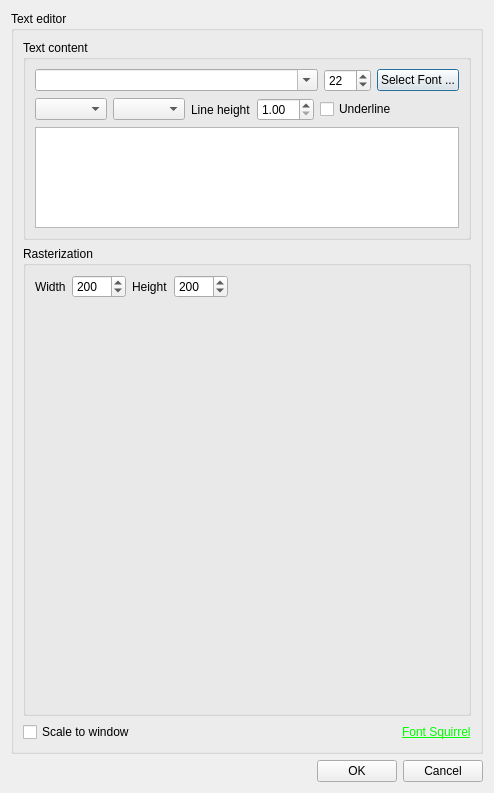
Before: the Qt Designer form editor/gui/dlgtext.ui in ensisoft/detonator, drawn with Qt 5.
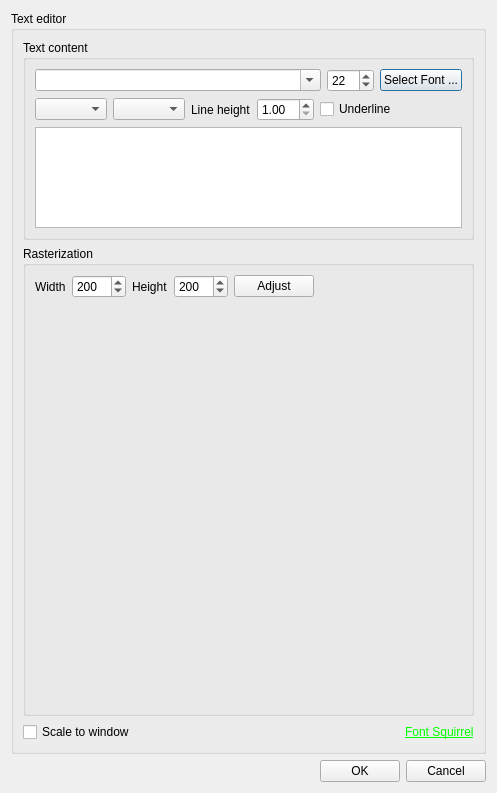
After: the same form once the commit is applied. Icons and pictures are not drawn. Custom widgets are drawn as their Qt base class.

```diff
--- a/editor/gui/dlgtext.ui
+++ b/editor/gui/dlgtext.ui
@@ -6,7 +6,7 @@
    <rect>
     <x>0</x>
     <y>0</y>
-    <width>494</width>
+    <width>497</width>
     <height>793</height>
    </rect>
   </property>
@@ -168,6 +168,13 @@
              </property>
             </widget>
            </item>
+           <item>
+            <widget class="QPushButton" name="btnAdjust">
+             <property name="text">
+              <string>Adjust</string>
+             </property>
+            </widget>
+           </item>
            <item>
             <spacer name="horizontalSpacer_4">
              <property name="orientation">
```
Left out of the diff: 1 changed line with no effect on the pictures.
